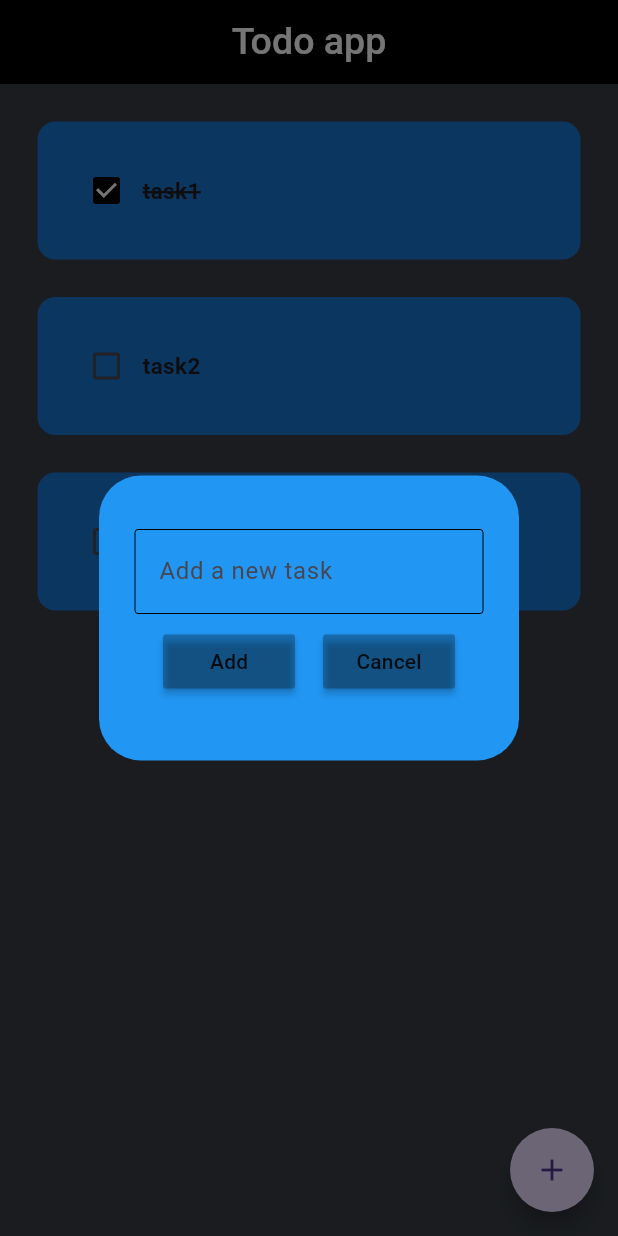
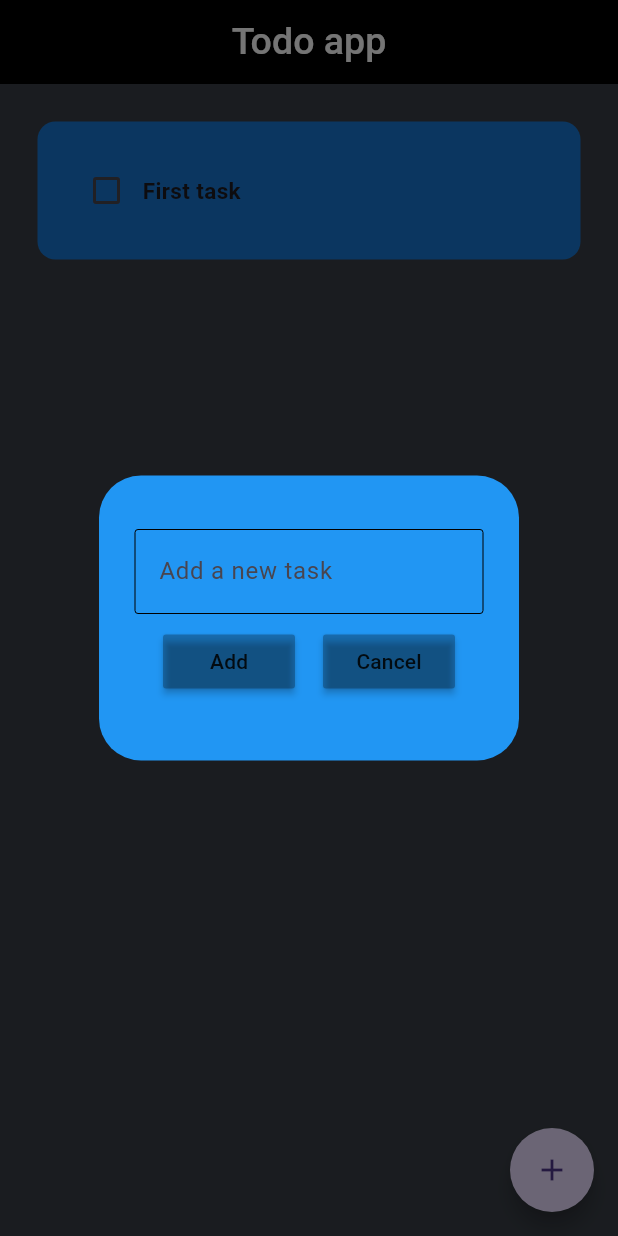
Before and after one commit to Chayflutter/flutter-project0, a Flutter app: the screen it shows after launch, after a tap on the "add" icon, on a phone screen of 412 x 824 dp. Run offline on Flutter 3.47's test engine with Material 3 defaults, Android fonts, the phone set to English and light mode, and no system bars; drawn by our look-alikes of flutter_slidable; our stand-ins replace hive, hive_flutter; accounts and stored records are empty.

```diff
--- /dev/null
+++ b/lib/data/database.dart
@@ -0,0 +1,20 @@
+import 'package:hive/hive.dart';
+
+class TodoDatabase {
+
+  List todostuff = [];
+
+  final _box = Hive.box('box');
+
+
+  void creatInitialData(){
+    todostuff = [['First task',false]];
+  }
+
+  void loadData(){
+    todostuff = _box.get('TODOSTUFF');
+  }
+  void updateDatabase(){
+    _box.put('TODOSTUFF',todostuff);
+  }
+}
--- a/lib/main.dart
+++ b/lib/main.dart
@@ -1,7 +1,14 @@
 import 'package:flutter/material.dart';
+import 'package:hive_flutter/hive_flutter.dart';
 import 'package:myapp/pages/home.dart';
 
-void main(){runApp(MyApp());}
+void main() async{
+
+  await Hive.initFlutter();
+  var box = await Hive.openBox('box');
+
+  runApp(MyApp());
+  }
 
 
 class MyApp extends StatelessWidget {
--- a/lib/pages/home.dart
+++ b/lib/pages/home.dart
@@ -1,9 +1,11 @@
 import 'package:flutter/cupertino.dart';
 import 'package:flutter/material.dart';
+import 'package:hive/hive.dart';
 import 'package:myapp/Components/dialogthing.dart';
 import 'package:myapp/Components/todoTile.dart';
+import 'package:myapp/data/database.dart';
 
-class Todoapp extends StatefulWidget{
+class Todoapp extends StatefulWidget {
   const Todoapp({super.key});
 
   @override
@@ -11,68 +13,92 @@ class Todoapp extends StatefulWidget{
 }
 
 class _TodoappState extends State<Todoapp> {
+  final _box = Hive.box('box');
+
+  @override
+  void initState() {
+    if (_box.get('TODOSTUFF') == null) {
+      db.creatInitialData();
+    }else{
+      db.loadData();
+    }
+    super.initState();
+  }
+
   final _controller = TextEditingController();
 
+  TodoDatabase db = TodoDatabase();
 
+  void checkboxchange(bool? value, int index) {
+    setState(() {
+      db.todostuff[index][1] = !db.todostuff[index][1];
 
-  List todostuff = [
-    ['task1',true],
-    ['task2',false],
-    ['task3',false],
-  ];
+    });
 
-
-
- void checkboxchange(bool? value, int index){
-setState(() {
-  todostuff[index][1] = !todostuff[index][1];
-});
+    db.updateDatabase();
   }
 
-void saveTask(){
+  void saveTask() {
     setState(() {
-    todostuff.add([ _controller.text, false]);
+      db.todostuff.add([_controller.text, false]);
       _controller.clear();
     });
     Navigator.of(context).pop();
+    db.updateDatabase();
   }
 
-void createNewTask(){
-  showDialog(context: context, builder: (context) {
+  void createNewTask() {
+    showDialog(
+      context: context,
+      builder: (context) {
         return Dialogthing(
-      controllerthing: _controller ,
-      onCancel: ()=> Navigator.of(context).pop(),
+          controllerthing: _controller,
+          onCancel: () => Navigator.of(context).pop(),
           onSave: saveTask,
         );
-  } ,);
+      },
+    );
+
   }
-void deleteTask(int index){
+
+  void deleteTask(int index) {
     setState(() {
-    todostuff.removeAt(index);
+      db.todostuff.removeAt(index);
     });
+    db.updateDatabase();
   }
+
   @override
-  Widget build(BuildContext context){
+  Widget build(BuildContext context) {
     return Scaffold(
-      backgroundColor: Color.fromRGBO(57,62,70,1.000),
+        backgroundColor: Color.fromRGBO(57, 62, 70, 1.000),
         appBar: AppBar(
           backgroundColor: Colors.black,
-        title:const  Center(
+          title: const Center(
               child: Text(
             'Todo app',
-            style: TextStyle(color: Colors.white,fontSize: 25, fontWeight: FontWeight.w500,),)),),
+            style: TextStyle(
+              color: Colors.white,
+              fontSize: 25,
+              fontWeight: FontWeight.w500,
+            ),
+          )),
+        ),
         floatingActionButton: FloatingActionButton(
           onPressed: createNewTask,
           shape: CircleBorder(),
           child: Icon(Icons.add),
         ),
-      body:ListView.builder(
-        itemCount: todostuff.length,
-        itemBuilder: (context, index){
-          return Todotile(taskName: todostuff[index][0], taskCompleted: todostuff[index][1], onChanged: (value) => checkboxchange(value, index),deleteFunction: (context)=>deleteTask(index),);
+        body: ListView.builder(
+          itemCount: db.todostuff.length,
+          itemBuilder: (context, index) {
+            return Todotile(
+              taskName: db.todostuff[index][0],
+              taskCompleted: db.todostuff[index][1],
+              onChanged: (value) => checkboxchange(value, index),
+              deleteFunction: (context) => deleteTask(index),
+            );
           },
-      )
-
-    );
+        ));
   }
 }
--- a/pubspec.yaml
+++ b/pubspec.yaml
@@ -38,6 +38,7 @@ dependencies:
   flutter_slidable: ^3.1.0
   hive: ^2.2.3
   hive_flutter: ^1.1.0
+  hive_generator: ^2.0.1
 
 dev_dependencies:
   flutter_test:
@@ -49,6 +50,8 @@ dev_dependencies:
   # package. See that file for information about deactivating specific lint
   # rules and activating additional ones.
   flutter_lints: ^3.0.0
+  build_runner: ^2.4.9
+
 
 # For information on the generic Dart part of this file, see the
 # following page: https://dart.dev/tools/pub/pubspec
```
Also changed, not shown: assets/polar-bear.png (added), pubspec.lock, 6 other files. Lines whose indentation alone changed are shown as unchanged.
